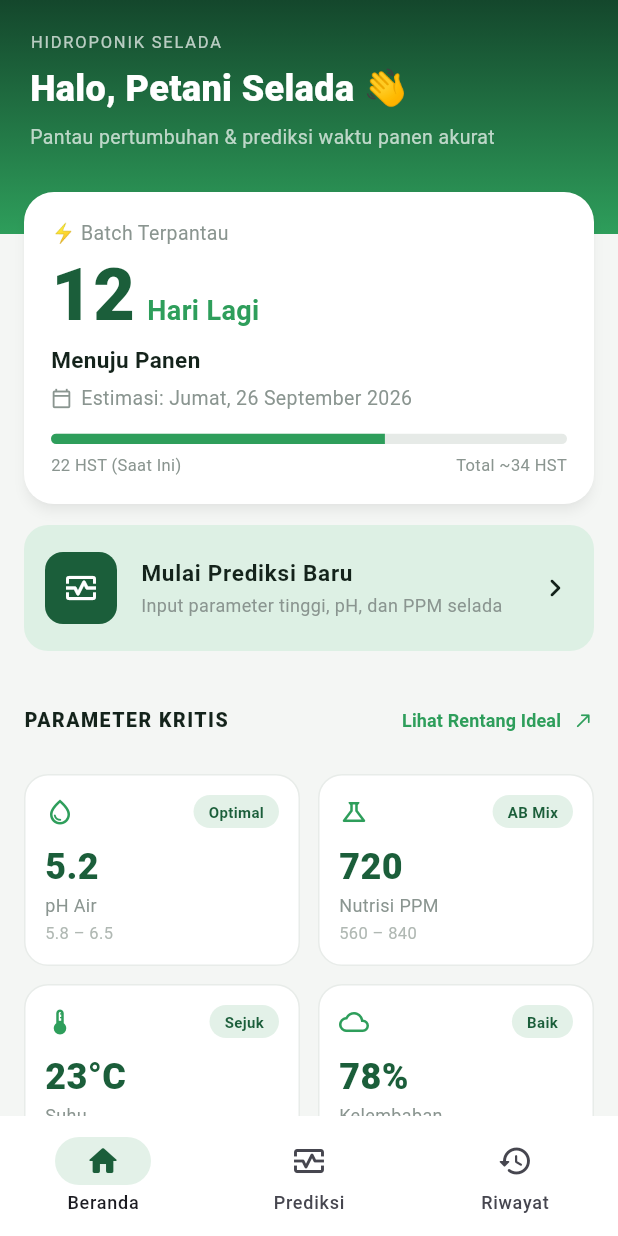
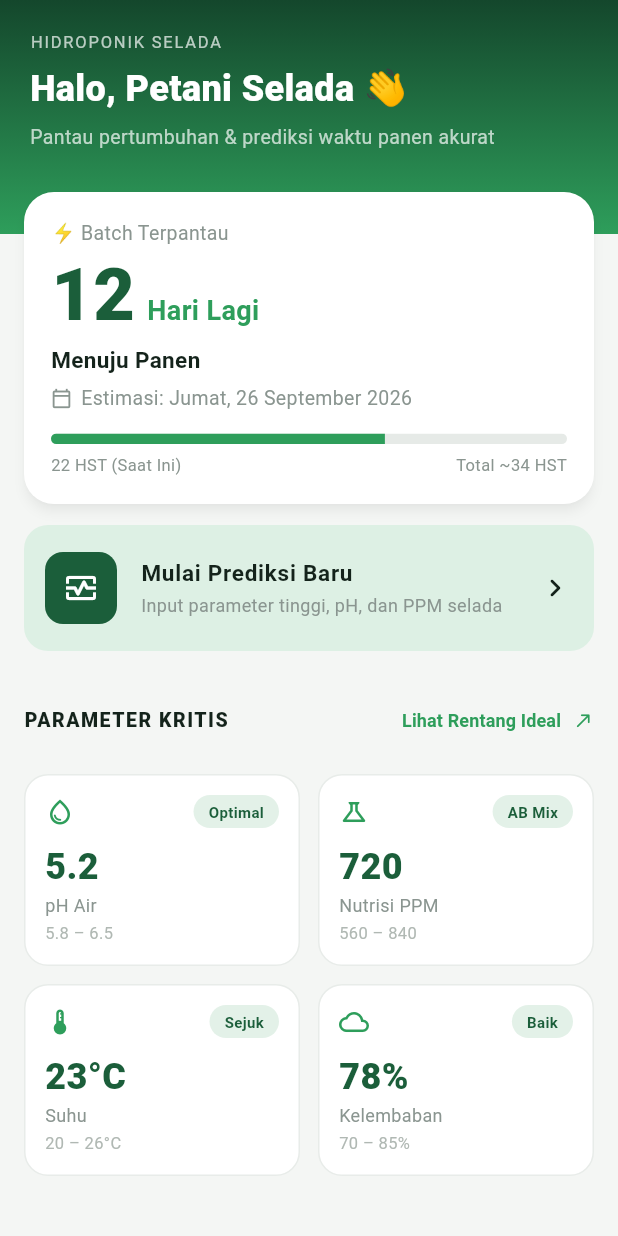
Before and after one commit to DinaKSari/Group_5_PBL, a Flutter app: the HomePage screen opened directly, on a phone screen of 412 x 824 dp. Run offline on Flutter 3.47's test engine with Material 3 defaults, Android fonts, the phone set to English and light mode, and no system bars; our stand-ins replace flutter_riverpod, go_router.

Commit message:
Refactor app structure: implement routing with GoRouter, replace MyApp with App, and update navigation in HomePage and PrediksiPage.

```diff
--- a/smart_farming/lib/main.dart
+++ b/smart_farming/lib/main.dart
@@ -1,16 +1,18 @@
 import 'package:flutter/material.dart';
 import 'package:flutter_riverpod/flutter_riverpod.dart';
-import 'pages/home_page.dart';
 
-void main() => runApp(const ProviderScope(child: MyApp()));
+import 'routes.dart';
 
-class MyApp extends StatelessWidget {
-  const MyApp({super.key});
+void main() => runApp(const ProviderScope(child: App()));
+
+class App extends StatelessWidget {
+  const App({super.key});
+
   @override
-  Widget build(BuildContext context) => MaterialApp(
-        title: 'Week 4 - REST API',
-        theme: ThemeData(
-            colorSchemeSeed: Colors.indigo, useMaterial3: true),
-        home: const HomePage(),
-      );
+  Widget build(BuildContext context) {
+    return MaterialApp.router( // wajib .router, bukan MaterialApp biasa
+      routerConfig: appRouter,
+      theme: ThemeData(useMaterial3: true, colorSchemeSeed: const Color(0xFF1B5E3A)),
+    );
+  }
 }
--- a/smart_farming/lib/pages/home_page.dart
+++ b/smart_farming/lib/pages/home_page.dart
@@ -1,4 +1,7 @@
 import 'package:flutter/material.dart';
+import 'package:go_router/go_router.dart';
+import '../routes.dart';
+
 
 class AppColors {
   static const primary = Color(0xFF1B5E3A);
@@ -41,7 +44,7 @@ class HomePage extends StatelessWidget {
                 children: [
                   const BatchTile(),
                   const SizedBox(height: 14),
-                  PredictionTile(onTap: () {}), // TODO: navigasi
+                  PredictionTile(onTap: () => context.go(AppRoute.prediksi)),
                   const SizedBox(height: 22),
                   SectionTile(title: 'PARAMETER KRITIS', action: 'Lihat Rentang Ideal', onAction: () {}),
                   const SizedBox(height: 12),
@@ -52,7 +55,6 @@ class HomePage extends StatelessWidget {
           ),
         ],
       ),
-      bottomNavigationBar: const HomeNavTile(),
     );
   }
 }
@@ -277,24 +279,7 @@ class ParamTile extends StatelessWidget {
   }
 }
 
-class HomeNavTile extends StatelessWidget {
-  const HomeNavTile({super.key});
 
-  @override
-  Widget build(BuildContext context) {
-    return NavigationBar(
-      backgroundColor: Colors.white,
-      indicatorColor: AppColors.chip,
-      selectedIndex: 0,
-      onDestinationSelected: (_) {},
-      destinations: const [
-        NavigationDestination(icon: Icon(Icons.home_outlined), selectedIcon: Icon(Icons.home_rounded, color: AppColors.primary), label: 'Beranda'),
-        NavigationDestination(icon: Icon(Icons.monitor_heart_outlined), label: 'Prediksi'),
-        NavigationDestination(icon: Icon(Icons.history_rounded), label: 'Riwayat'),
-      ],
-    );
-  }
-}
 
 class ChipTag extends StatelessWidget {
   const ChipTag(this.label, {super.key});
--- /dev/null
+++ b/smart_farming/lib/routes.dart
@@ -0,0 +1,51 @@
+import 'package:flutter/material.dart';
+import 'package:go_router/go_router.dart';
+
+import 'pages/history_page.dart';
+import 'pages/home_page.dart';
+import 'pages/prediction_page.dart';
+
+abstract final class AppRoute {
+  static const home = '/';
+  static const prediksi = '/prediksi';
+  static const riwayat = '/riwayat';
+}
+
+final appRouter = GoRouter(
+  initialLocation: AppRoute.home,
+  routes: [
+    StatefulShellRoute.indexedStack(
+      builder: (_, __, shell) => MainShell(shell: shell),
+      branches: [
+        StatefulShellBranch(routes: [GoRoute(path: AppRoute.home, builder: (_, __) => const HomePage())]),
+        StatefulShellBranch(routes: [GoRoute(path: AppRoute.prediksi, builder: (_, __) => const PrediksiPage())]),
+        StatefulShellBranch(routes: [GoRoute(path: AppRoute.riwayat, builder: (_, __) => const HistoryPage())]),
+      ],
+    ),
+  ],
+);
+
+/// Satu-satunya pemilik bottom navigation.
+class MainShell extends StatelessWidget {
+  const MainShell({super.key, required this.shell});
+  final StatefulNavigationShell shell;
+
+  @override
+  Widget build(BuildContext context) {
+    return Scaffold(
+      body: shell,
+      bottomNavigationBar: NavigationBar(
+        backgroundColor: Colors.white,
+        indicatorColor: const Color(0xFFE3F1E8),
+        selectedIndex: shell.currentIndex,
+        // Tap tab aktif -> kembali ke root cabang tersebut.
+        onDestinationSelected: (i) => shell.goBranch(i, initialLocation: i == shell.currentIndex),
+        destinations: const [
+          NavigationDestination(icon: Icon(Icons.home_outlined), selectedIcon: Icon(Icons.home_rounded), label: 'Beranda'),
+          NavigationDestination(icon: Icon(Icons.monitor_heart_outlined), selectedIcon: Icon(Icons.monitor_heart), label: 'Prediksi'),
+          NavigationDestination(icon: Icon(Icons.history_rounded), label: 'Riwayat'),
+        ],
+      ),
+    );
+  }
+}
```
Also changed, not shown: smart_farming/lib/pages/prediction_page.dart (+8 -10 lines).
